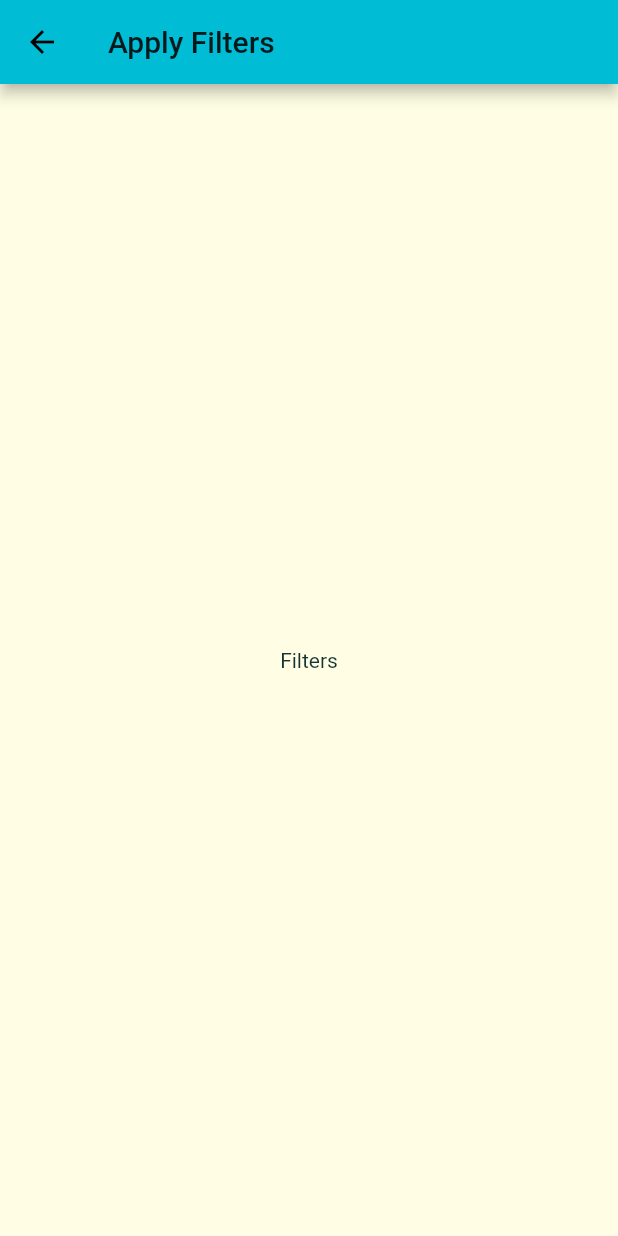
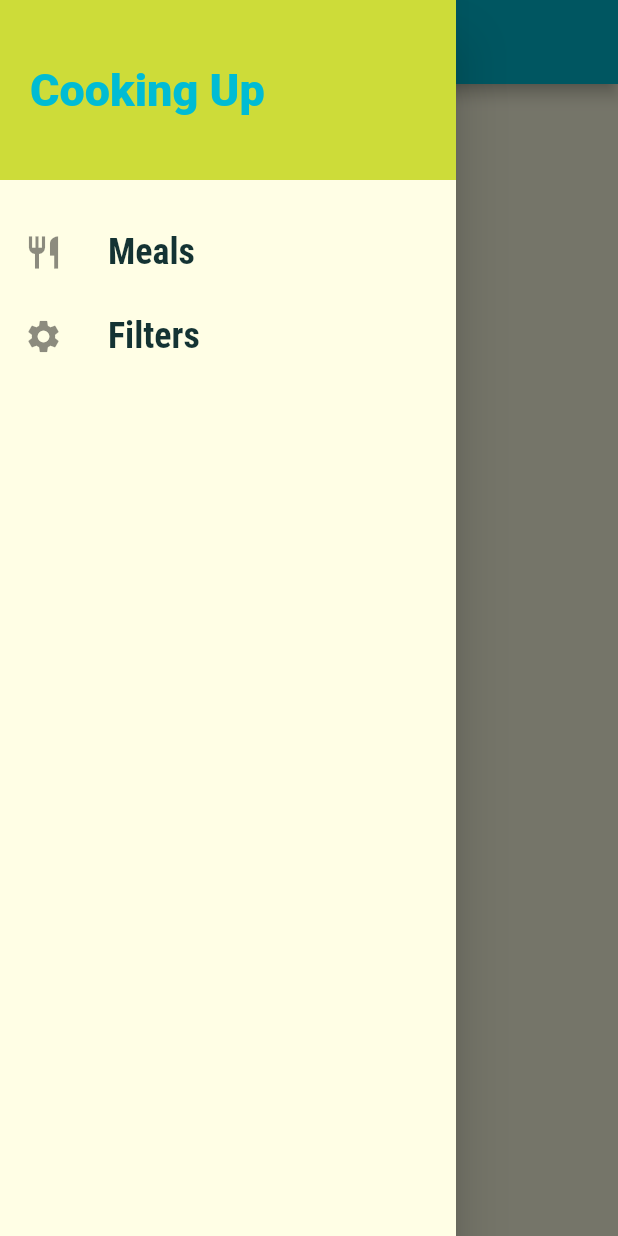
Before and after one commit to DuncanMoyo/miniature-octo-invention, a Flutter app: the FiltersScreen screen opened by its route, with the side drawer open (before the commit the screen has no drawer), on a phone screen of 412 x 824 dp. Run offline on Flutter 3.47's test engine with Material 2 defaults, Android fonts, the phone set to English and light mode, and no system bars; Roboto replaces fonts that are missing (Raleway).

```diff
--- a/lib/screens/filters_screen.dart
+++ b/lib/screens/filters_screen.dart
@@ -1,14 +1,19 @@
 import 'package:flutter/material.dart';
+import '../widgets/main_drawer.dart';
 
 class FiltersScreen extends StatelessWidget {
-
   static const routeName = '/filters';
 
   @override
   Widget build(BuildContext context) {
     return Scaffold(
-      appBar: AppBar(title: Text('Apply Filters'),),
-          body: Center(
+      appBar: AppBar(
+        title: Text(
+          'Apply Filters',
+        ),
+      ),
+      drawer: MainDrawer(),
+      body: Center(
         child: Text('Filters'),
       ),
     );
```
Also changed, not shown: lib/widgets/main_drawer.dart (+7 -3 lines).
